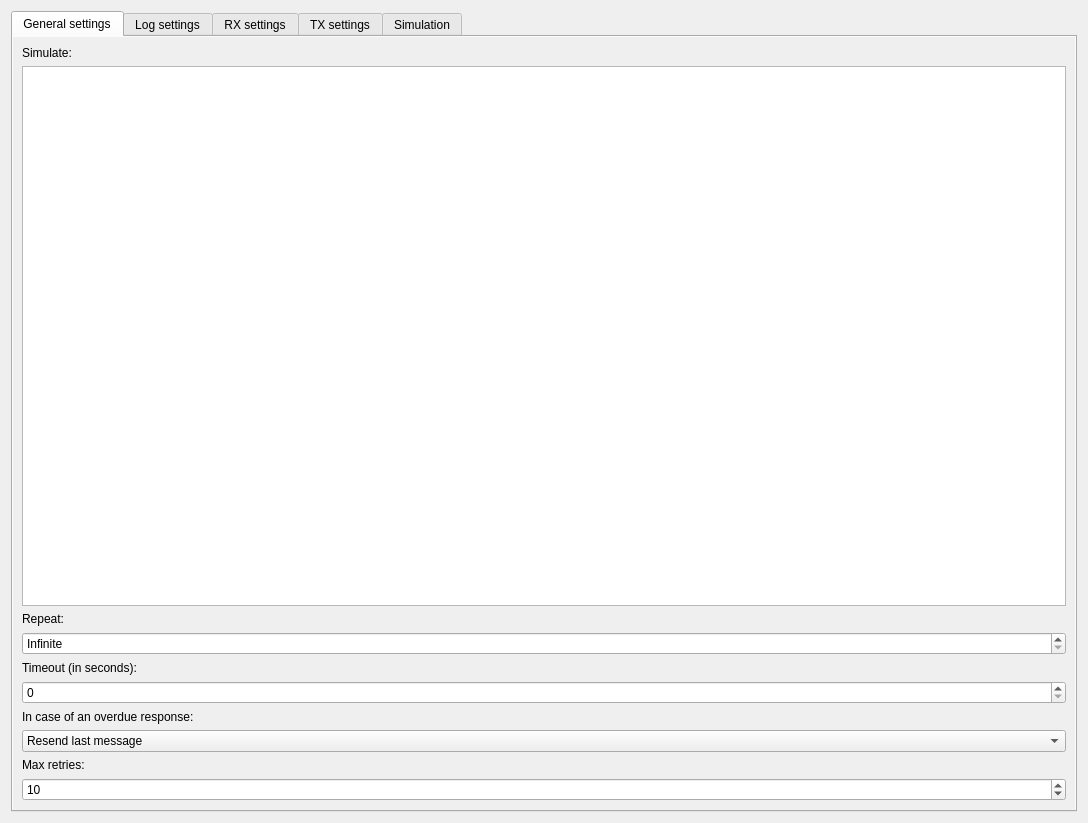
The window that data/ui/simulator_dialog.ui (jopohl/urh) describes before a commit, drawn with Qt 5.
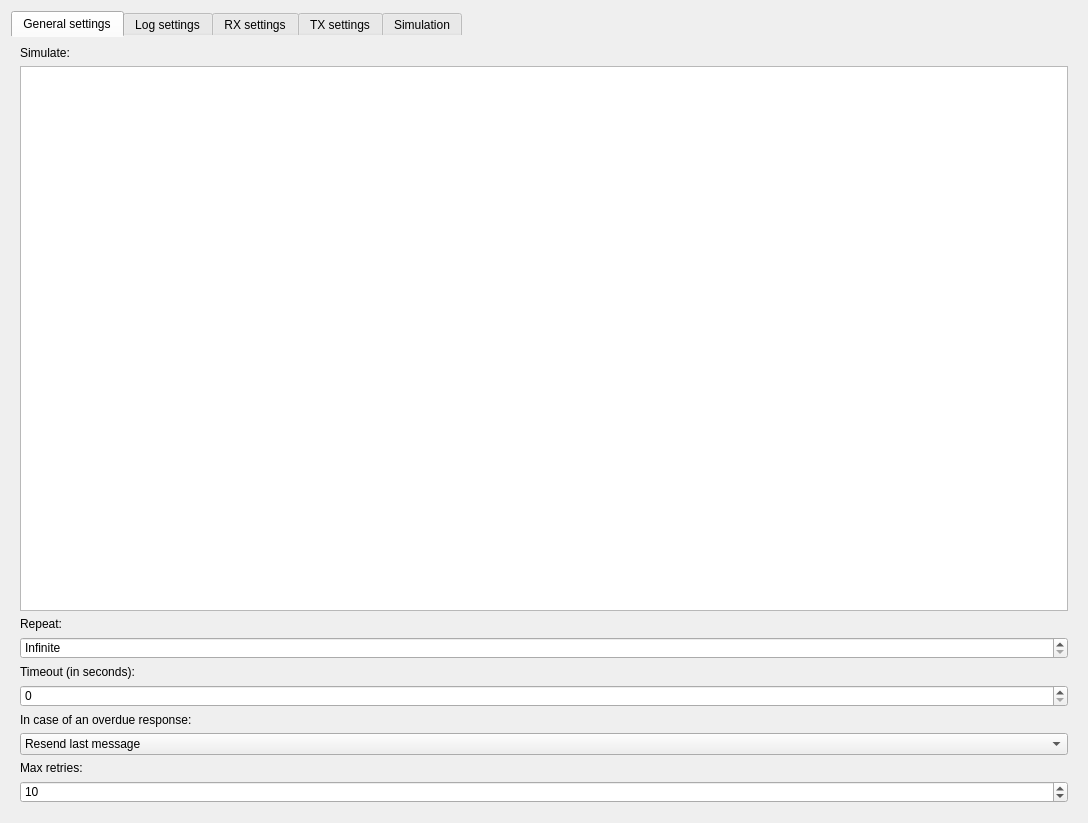
The same window after the commit. The open tabs and pages were chosen to show the change. Icons and pictures are not drawn. Custom widgets are drawn as their Qt base class.

Commit message: remove border

What changed in the file:
```diff
--- a/data/ui/simulator_dialog.ui
+++ b/data/ui/simulator_dialog.ui
@@ -16,6 +16,9 @@
   <layout class="QVBoxLayout" name="verticalLayout_4">
    <item>
     <widget class="QTabWidget" name="tabWidgetSimulatorSettings">
+     <property name="styleSheet">
+      <string notr="true">QTabWidget::pane { border: 0; }</string>
+     </property>
      <property name="currentIndex">
       <number>4</number>
      </property>
@@ -49,8 +52,8 @@
            <rect>
             <x>0</x>
             <y>0</y>
-            <width>1062</width>
-            <height>764</height>
+            <width>1066</width>
+            <height>767</height>
            </rect>
           </property>
           <layout class="QVBoxLayout" name="verticalLayout_2">
```
Left out of the diff: 8 changed lines with no effect on the pictures. The commit also changes 1 other file.
